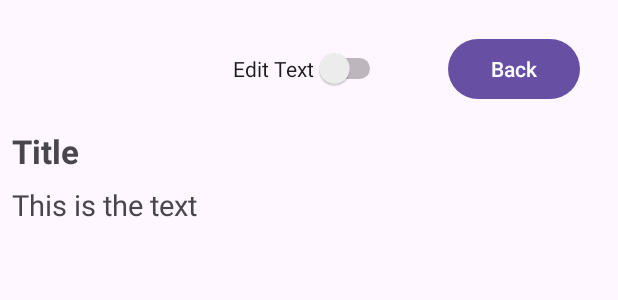
After one commit to AdrianRi99/CreateTogether, an Android app: the layout fragment_display_text_found.xml on its own in the app's theme, with its tools: preview values and no code run, on a phone screen of 412 x 824 dp. The commit adds this screen. Shown: the top 300 px of the screen. Run offline under Robolectric (Android 15) with nearby library versions, the phone set to English and light mode, and no system bars.

Commit message:
added view changes functionality

```diff
--- a/app/src/main/java/com/example/createtogether/ui/fragments/searching/SearchResultsFragment.kt
+++ b/app/src/main/java/com/example/createtogether/ui/fragments/searching/SearchResultsFragment.kt
@@ -62,6 +62,7 @@ class SearchResultsFragment : Fragment(R.layout.fragment_search_results), TextCo
 
     override fun onClick(textContent: TextContent) {
         Log.d("Oha", "Yap, geht")
-
+        val action = SearchResultsFragmentDirections.actionSearchResultsFragmentToDisplayTextFoundFragment(textContent)
+        findNavController().navigate(action)
     }
 }
--- /dev/null
+++ b/app/src/main/res/layout/fragment_display_text_found.xml
@@ -0,0 +1,110 @@
+<?xml version="1.0" encoding="utf-8"?>
+<androidx.constraintlayout.widget.ConstraintLayout xmlns:android="http://schemas.android.com/apk/res/android"
+    xmlns:app="http://schemas.android.com/apk/res-auto"
+    xmlns:tools="http://schemas.android.com/tools"
+    android:layout_width="match_parent"
+    android:layout_height="match_parent"
+    tools:context=".ui.fragments.searching.DisplayTextFoundFragment">
+
+    <Switch
+        android:id="@+id/switchChangeToEditMode"
+        android:layout_width="wrap_content"
+        android:layout_height="wrap_content"
+        android:layout_marginTop="32dp"
+        android:text="Edit Text"
+        app:layout_constraintEnd_toEndOf="parent"
+        app:layout_constraintStart_toStartOf="parent"
+        app:layout_constraintTop_toTopOf="parent" />
+
+    <Button
+        android:id="@+id/btnBack"
+        android:layout_width="wrap_content"
+        android:layout_height="wrap_content"
+        android:layout_marginStart="16dp"
+        android:text="Back"
+        app:layout_constraintBottom_toBottomOf="@+id/switchChangeToEditMode"
+        app:layout_constraintEnd_toEndOf="parent"
+        app:layout_constraintHorizontal_bias="0.5"
+        app:layout_constraintStart_toEndOf="@+id/switchChangeToEditMode"
+        app:layout_constraintTop_toTopOf="@+id/switchChangeToEditMode" />
+
+    <EditText
+        android:id="@+id/editTextTextFoundTitle"
+        android:layout_width="0dp"
+        android:layout_height="wrap_content"
+        android:layout_marginStart="8dp"
+        android:layout_marginTop="8dp"
+        android:layout_marginEnd="8dp"
+        android:ems="10"
+        android:hint="Enter a title..."
+        android:inputType="text"
+        android:visibility="gone"
+        app:layout_constraintEnd_toEndOf="parent"
+        app:layout_constraintStart_toStartOf="parent"
+        app:layout_constraintTop_toBottomOf="@+id/btnBack" />
+
+    <EditText
+        android:id="@+id/editTextTextFound"
+        android:layout_width="0dp"
+        android:layout_height="0dp"
+        android:layout_marginStart="8dp"
+        android:layout_marginTop="8dp"
+        android:layout_marginEnd="8dp"
+        android:layout_marginBottom="8dp"
+        android:ems="10"
+        android:gravity="start|top"
+        android:hint="Start writing..."
+        android:inputType="textMultiLine"
+        android:visibility="gone"
+        app:layout_constraintBottom_toTopOf="@+id/btnViewChanges"
+        app:layout_constraintEnd_toEndOf="parent"
+        app:layout_constraintStart_toStartOf="parent"
+        app:layout_constraintTop_toBottomOf="@+id/editTextTextFoundTitle" />
+
+    <Button
+        android:id="@+id/btnViewChanges"
+        android:layout_width="wrap_content"
+        android:layout_height="wrap_content"
+        android:layout_marginBottom="8dp"
+        android:text="View Changes"
+        android:visibility="gone"
+        app:layout_constraintBottom_toBottomOf="parent"
+        app:layout_constraintEnd_toEndOf="parent"
+        app:layout_constraintStart_toStartOf="parent" />
+
+    <TextView
+        android:id="@+id/tvTextFoundTitle"
+        android:layout_width="wrap_content"
+        android:layout_height="wrap_content"
+        android:layout_marginStart="8dp"
+        android:layout_marginTop="16dp"
+        android:text="Title"
+        android:textSize="22sp"
+        android:textStyle="bold"
+        app:layout_constraintStart_toStartOf="parent"
+        app:layout_constraintTop_toBottomOf="@+id/btnBack" />
+
+    <ScrollView
+        android:layout_width="0dp"
+        android:layout_height="0dp"
+        android:layout_marginTop="8dp"
+        android:layout_marginBottom="8dp"
+        android:clipToPadding="false"
+        android:id="@+id/scrollViewTextFound"
+        app:layout_constraintBottom_toBottomOf="parent"
+        app:layout_constraintEnd_toEndOf="parent"
+        app:layout_constraintStart_toStartOf="parent"
+        app:layout_constraintTop_toBottomOf="@+id/tvTextFoundTitle">
+
+        <TextView
+            android:id="@+id/tvTextFound"
+            android:layout_width="match_parent"
+            android:layout_height="wrap_content"
+            android:layout_marginStart="8dp"
+            android:layout_marginEnd="8dp"
+            android:paddingBottom="8dp"
+            android:text="This is the text"
+            android:textSize="19sp" />
+    </ScrollView>
+
+</androidx.constraintlayout.widget.ConstraintLayout>
```
Also changed, not shown: app/src/main/java/com/example/createtogether/ui/fragments/searching/DisplayTextFoundFragment.kt (added, +78 -0 lines), app/src/main/java/com/example/createtogether/ui/fragments/searching/ViewChangesTextFoundFragment.kt (added, +64 -0 lines), app/src/main/res/layout/fragment_view_changes_text_found.xml (added, +93 -0 lines), app/src/main/res/navigation/nav_graph.xml (+31 -0 lines).
